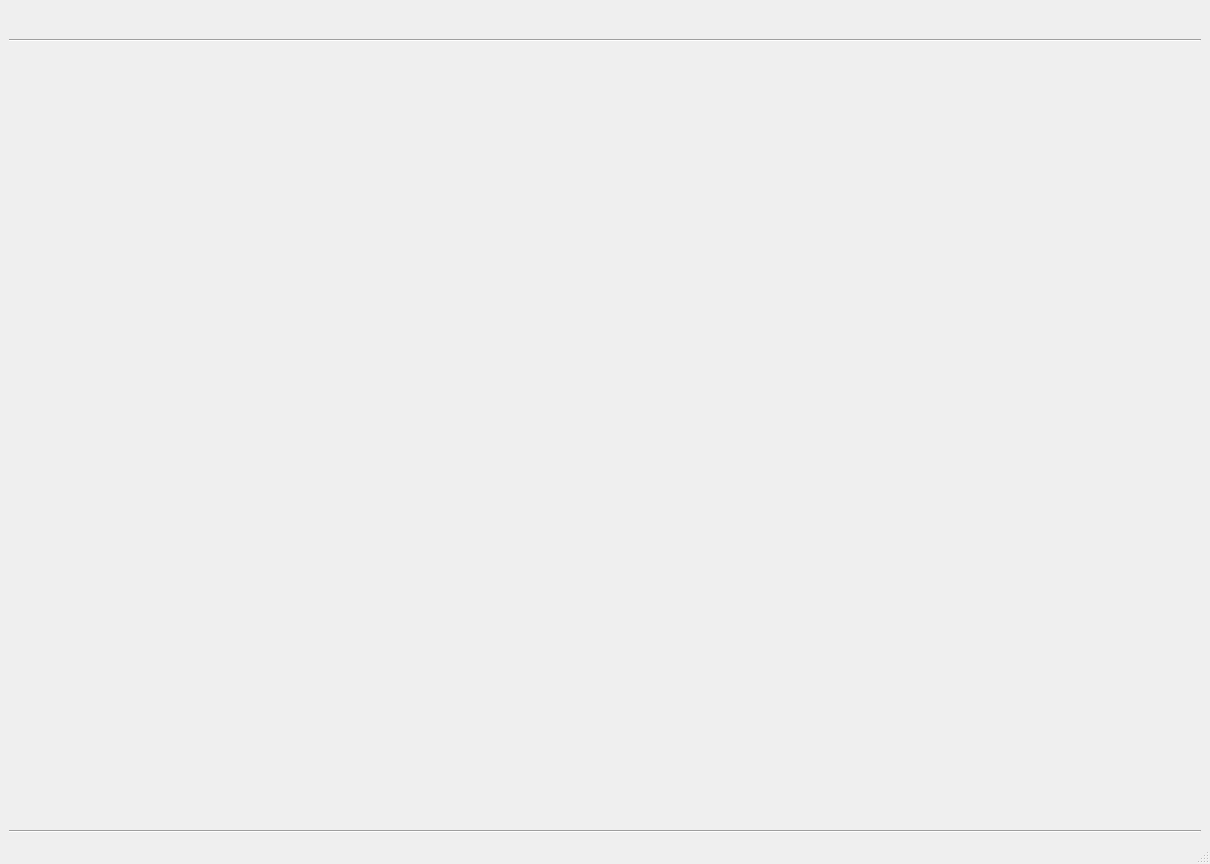
This is gui/main_ui.ui in zyzzzasdhjk/database_project as Qt 5 draws it before an edit. The edited form follows.
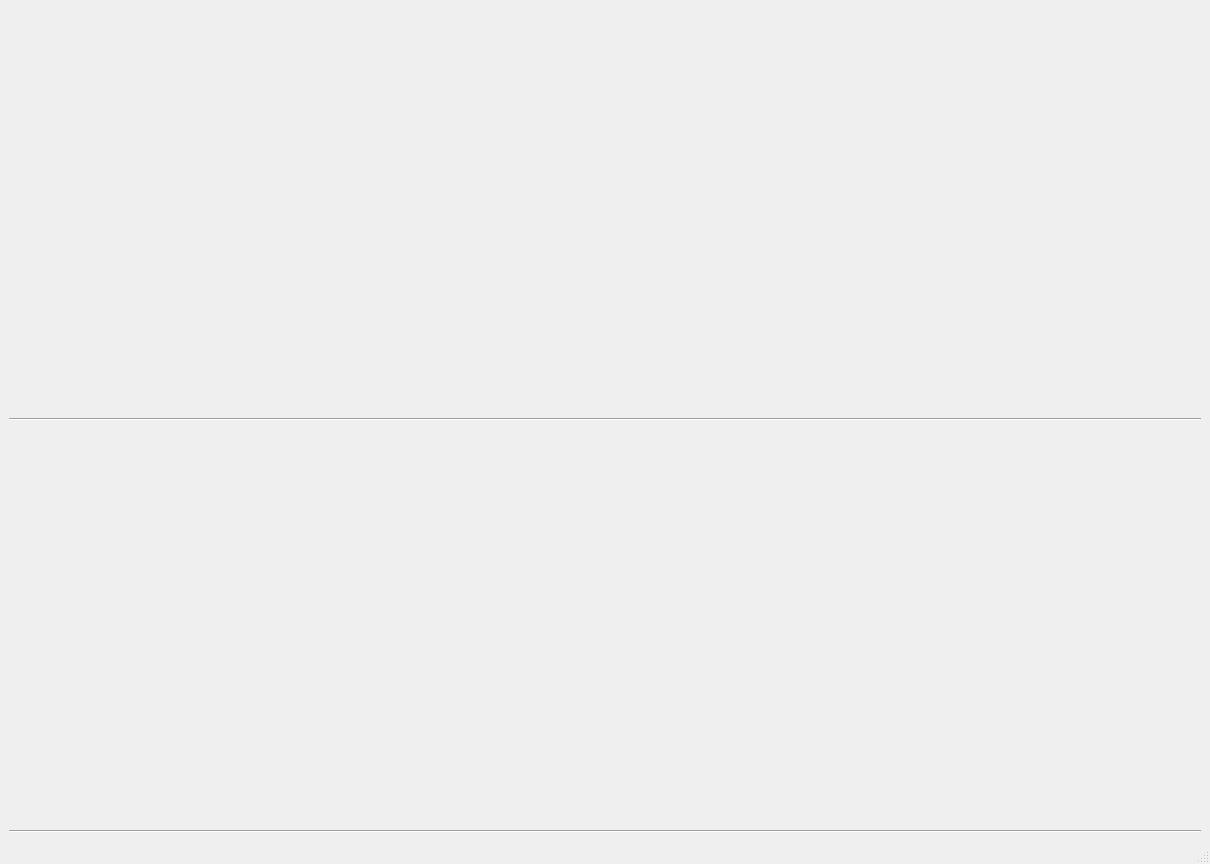
This is the edited form.

Commit message: 11.21 关于主界面切换的相关问题

Patch:
```diff
--- a/gui/main_ui.ui
+++ b/gui/main_ui.ui
@@ -41,11 +41,7 @@
        <layout class="QVBoxLayout" name="left_layout"/>
       </item>
       <item>
-       <layout class="QVBoxLayout" name="right_layout">
-        <item>
-         <widget class="QWidget" name="right_widget" native="true"/>
-        </item>
-       </layout>
+       <layout class="QVBoxLayout" name="right_layout"/>
       </item>
      </layout>
     </item>
```
Left out of the diff: 2 changed lines with no effect on the pictures. The commit also changes 3 other files.
